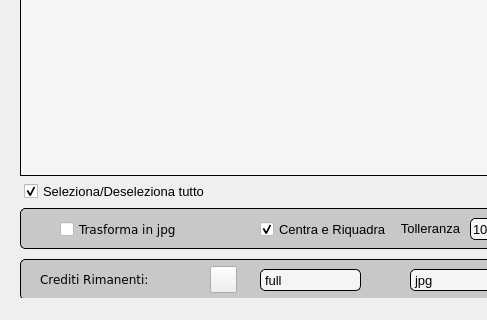
The window that WindowWidgets/MainWindow/mainwindow.ui (RobertoRomolini/FotoMaster) describes before a commit, drawn with Qt 5; both pictures show x 0 to 487 and y 400 to 720 of the 1270 by 720 pixel window.
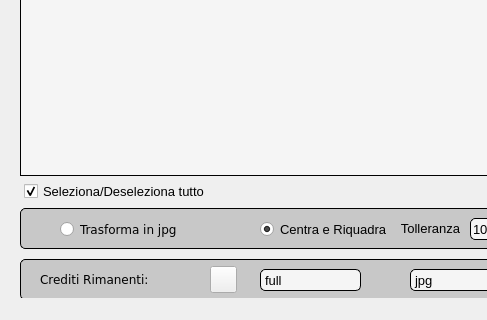
The same window after the commit. Icons and pictures are not drawn. Custom widgets are drawn as their Qt base class.

Commit message: Replace checkbox with radio buttons

```diff
--- a/WindowWidgets/MainWindow/mainwindow.ui
+++ b/WindowWidgets/MainWindow/mainwindow.ui
@@ -1060,7 +1060,7 @@
      <number>10</number>
     </property>
    </widget>
-   <widget class="QCheckboxCustom" name="centraRiquadra">
+   <widget class="QRadioButtonCustom" name="centraRiquadra">
     <property name="geometry">
      <rect>
       <x>260</x>
@@ -1084,7 +1084,7 @@
      <bool>true</bool>
     </property>
    </widget>
-   <widget class="QCheckboxCustom" name="trasformaJPG">
+   <widget class="QRadioButtonCustom" name="trasformaJPG">
     <property name="geometry">
      <rect>
       <x>60</x>
@@ -1519,6 +1519,11 @@
    <extends>QPushButton</extends>
    <header location="global">CustomWidgets/qpushbuttongreen.h</header>
   </customwidget>
+  <customwidget>
+   <class>QRadioButtonCustom</class>
+   <extends>QRadioButton</extends>
+   <header location="global">CustomWidgets/qradiobuttoncustom.h</header>
+  </customwidget>
  </customwidgets>
  <resources/>
  <connections/>
```
Left out of the diff: 9 changed lines with no effect on the pictures. The commit also changes 2 other files.
